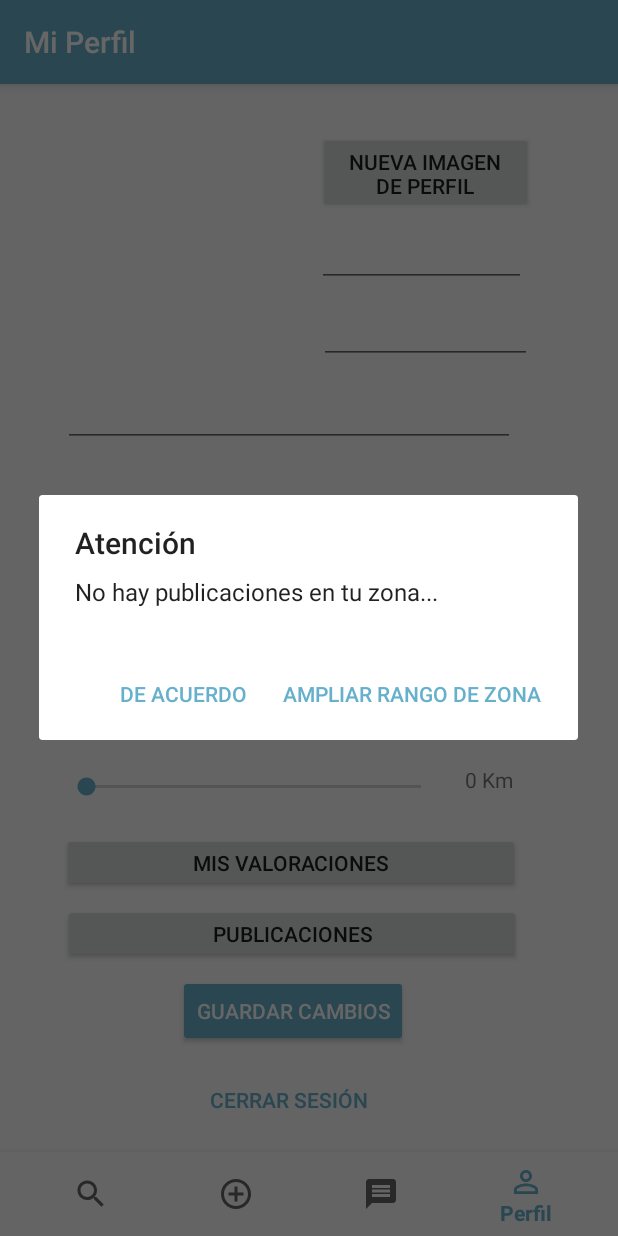
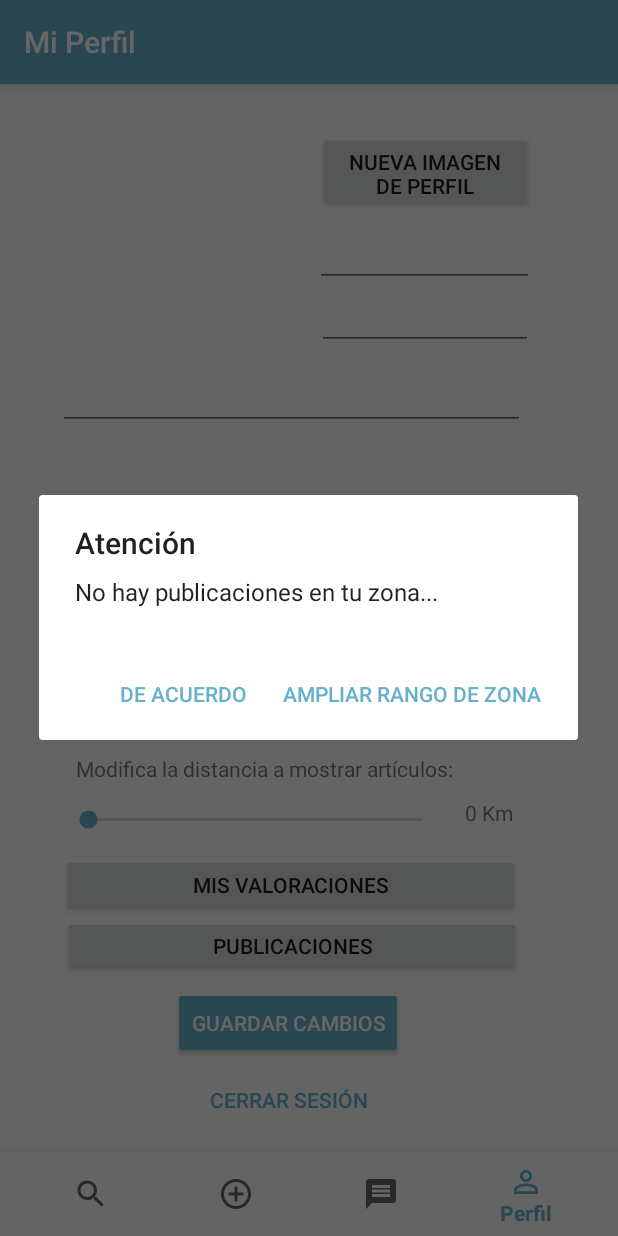
Before and after one commit to EnricCivitRovira/Helpaloo, an Android app: the screen it shows after launch once a user with an empty profile is signed in (MenuActivity), item 4 of the bottom bar chosen, on a phone screen of 412 x 824 dp. Run offline under Robolectric (Android 15) with nearby library versions, the phone set to English and light mode, and no system bars; our stand-ins replace Firebase (no records; nobody signed in at launch, a user with empty details on screens opened directly), Picasso; pictures from the network do not load; 10 statements that could not run were skipped.

Commit message:
Solución problema con entero en Añadir post. Mejoras visuales de login.

```diff
--- a/app/src/main/java/com/example/helpaloo/AddPost.java
+++ b/app/src/main/java/com/example/helpaloo/AddPost.java
@@ -379,7 +379,7 @@ public class AddPost extends Fragment {
         if (TextUtils.isEmpty(price)) {
             introducedPrize.setError("Debes introducir un precio para tu tarea");
             valid = false;
-        } else if(TextUtils.isDigitsOnly(price)){
+        } else if(!TextUtils.isDigitsOnly(price)){
             introducedPrize.setError("El precio debe ser un número");
             valid = false;
         }
--- a/app/src/main/java/com/example/helpaloo/MainActivity.java
+++ b/app/src/main/java/com/example/helpaloo/MainActivity.java
@@ -56,9 +56,10 @@ public class MainActivity extends AppCompatActivity implements View.OnClickListe
 
         mPasswordField = findViewById(R.id.password);
         mEmailField = findViewById(R.id.email);
-        tv = findViewById(R.id.textotest);
 
         mAuth = FirebaseAuth.getInstance();
+
+        getSupportActionBar().hide();
     }
 
 
--- a/app/src/main/java/com/example/helpaloo/RegisterActivity.java
+++ b/app/src/main/java/com/example/helpaloo/RegisterActivity.java
@@ -117,6 +117,8 @@ public class RegisterActivity extends AppCompatActivity implements LoaderCallbac
         mEmailView = findViewById(R.id.email);
         name = findViewById(R.id.registerName);
         surname = findViewById(R.id.registerSurname);
+
+        getSupportActionBar().hide();
 
         // Location
         locationManager = (LocationManager) getSystemService(Context.LOCATION_SERVICE);
--- a/app/src/main/res/layout/fragment_profile.xml
+++ b/app/src/main/res/layout/fragment_profile.xml
@@ -25,20 +25,19 @@
 
         <EditText
             android:id="@+id/profileSurname"
-            android:layout_width="142dp"
-            android:layout_height="43dp"
+            android:layout_width="144dp"
+            android:layout_height="42dp"
             android:layout_marginStart="8dp"
-            android:layout_marginTop="8dp"
             android:layout_marginEnd="8dp"
             app:layout_constraintEnd_toEndOf="parent"
-            app:layout_constraintHorizontal_bias="0.806"
+            app:layout_constraintHorizontal_bias="0.808"
             app:layout_constraintStart_toStartOf="parent"
             app:layout_constraintTop_toBottomOf="@+id/profileName" />
 
         <EditText
             android:id="@+id/profileEmail"
-            android:layout_width="301dp"
-            android:layout_height="43dp"
+            android:layout_width="311dp"
+            android:layout_height="41dp"
             android:layout_marginStart="8dp"
             android:layout_marginTop="12dp"
             android:layout_marginEnd="8dp"
@@ -70,7 +69,7 @@
             android:layout_marginEnd="8dp"
             android:layout_marginBottom="8dp"
             android:text="NUEVA CONTRASEÑA"
-            app:layout_constraintBottom_toTopOf="@+id/distancePosts"
+            app:layout_constraintBottom_toTopOf="@+id/ditanceToShowPosts"
             app:layout_constraintEnd_toEndOf="parent"
             app:layout_constraintHorizontal_bias="0.362"
             app:layout_constraintStart_toStartOf="parent"
@@ -97,11 +96,10 @@
             android:layout_height="48dp"
             android:layout_marginStart="8dp"
             android:layout_marginEnd="8dp"
-            android:layout_marginBottom="8dp"
             android:text="Guardar Cambios"
             app:layout_constraintBottom_toTopOf="@+id/signOut"
             app:layout_constraintEnd_toEndOf="parent"
-            app:layout_constraintHorizontal_bias="0.456"
+            app:layout_constraintHorizontal_bias="0.443"
             app:layout_constraintStart_toStartOf="parent" />
 
         <Button
@@ -120,10 +118,9 @@
         <Button
             android:id="@+id/myValorations"
             android:layout_width="305dp"
-            android:layout_height="39dp"
+            android:layout_height="41dp"
             android:layout_marginStart="8dp"
             android:layout_marginEnd="8dp"
-            android:layout_marginBottom="8dp"
             android:text="MIS VALORACIONES"
             app:layout_constraintBottom_toTopOf="@+id/myPosts"
             app:layout_constraintEnd_toEndOf="parent"
@@ -132,7 +129,7 @@
 
         <EditText
             android:id="@+id/profileName"
-            android:layout_width="139dp"
+            android:layout_width="146dp"
             android:layout_height="41dp"
             android:layout_marginStart="8dp"
             android:layout_marginTop="8dp"
@@ -148,10 +145,10 @@
             android:layout_height="29dp"
             android:layout_marginStart="8dp"
             android:layout_marginEnd="8dp"
-            android:layout_marginBottom="16dp"
+            android:layout_marginBottom="8dp"
             app:layout_constraintBottom_toTopOf="@+id/myValorations"
             app:layout_constraintEnd_toStartOf="@+id/distancePostShow"
-            app:layout_constraintHorizontal_bias="0.868"
+            app:layout_constraintHorizontal_bias="0.894"
             app:layout_constraintStart_toStartOf="parent" />
 
         <TextView
@@ -163,5 +160,16 @@
             app:layout_constraintEnd_toEndOf="parent"
             app:layout_constraintTop_toTopOf="@+id/distancePosts" />
 
+        <TextView
+            android:id="@+id/ditanceToShowPosts"
+            android:layout_width="282dp"
+            android:layout_height="29dp"
+            android:layout_marginEnd="8dp"
+            android:text="Modifica la distancia a mostrar artículos:"
+            app:layout_constraintBottom_toTopOf="@+id/distancePosts"
+            app:layout_constraintEnd_toEndOf="@+id/distancePostShow"
+            app:layout_constraintHorizontal_bias="0.296"
+            app:layout_constraintStart_toStartOf="@+id/distancePosts" />
+
     </androidx.constraintlayout.widget.ConstraintLayout>
 </FrameLayout>
```
Also changed, not shown: app/src/main/res/layout/activity_main.xml (+33 -31 lines), app/src/main/res/drawable/helpaloo.png (added).
